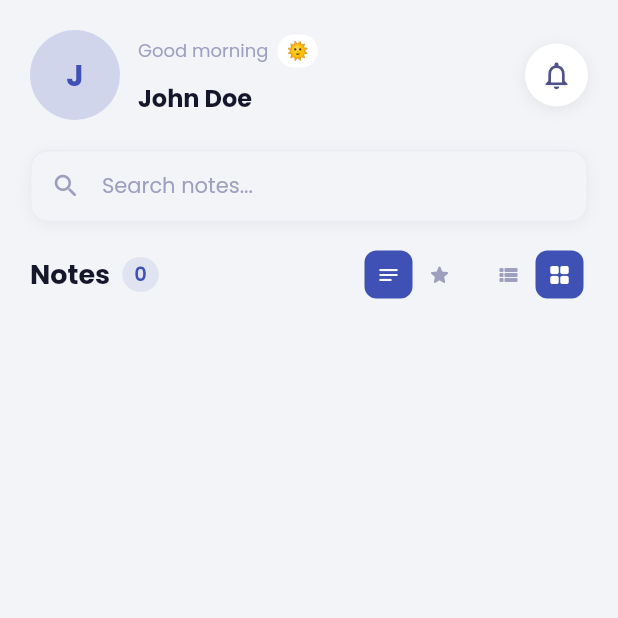
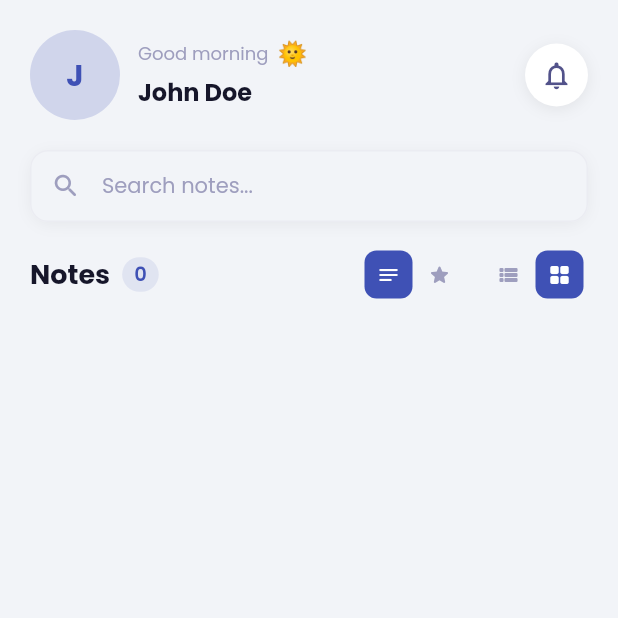
Before and after one commit to vitu168/note_app, a Flutter app: the screen it shows after launch, after a tap on "Continue with Guest", on a phone screen of 412 x 824 dp, the top half of it. Run offline on Flutter 3.47's test engine with Material 3 defaults, Android fonts, the phone set to English and light mode, and no system bars; our stand-ins replace dio, google_fonts, image_picker, shared_preferences, supabase_flutter; accounts and stored records are empty; network calls fail.

Commit message:
feat: Update SplashPage and WelcomePage to use dynamic theming and improve UI consistency feat: Enhance HomePage with settings button functionality

```diff
--- a/lib/core/presentation/auth/splash_page.dart
+++ b/lib/core/presentation/auth/splash_page.dart
@@ -1,6 +1,7 @@
 import 'package:flutter/material.dart';
 import 'package:google_fonts/google_fonts.dart';
 import 'package:note_app/core/presentation/auth/welcome_page.dart';
+import 'package:note_app/core/theme/app_context_ext.dart';
 
 class SplashPage extends StatefulWidget {
   const SplashPage({super.key});
@@ -109,20 +110,23 @@ class _SplashPageState extends State<SplashPage>
   @override
   Widget build(BuildContext context) {
     final size = MediaQuery.sizeOf(context);
+    final primary = context.primaryColor;
+    final isDark = context.isDark;
+    final bgTop = isDark ? Color.alphaBlend(primary.withValues(alpha: 0.12), const Color(0xFF1A1A1A)) : Color.alphaBlend(primary.withValues(alpha: 0.08), const Color(0xFFFFFCF0));
+    final bgMid = isDark ? Color.alphaBlend(primary.withValues(alpha: 0.08), const Color(0xFF111111)) : Color.alphaBlend(primary.withValues(alpha: 0.12), const Color(0xFFFFF8E1));
+    final bgBot = isDark ? Color.alphaBlend(primary.withValues(alpha: 0.15), const Color(0xFF0D0D0D)) : Color.alphaBlend(primary.withValues(alpha: 0.20), const Color(0xFFFFEE88));
+    final textColor = isDark ? Colors.white : Color.alphaBlend(primary.withValues(alpha: 0.85), const Color(0xFF3A1A00));
+    final subColor = textColor.withValues(alpha: 0.55);
 
     return Scaffold(
       body: Container(
         width: double.infinity,
         height: double.infinity,
-        decoration: const BoxDecoration(
+        decoration: BoxDecoration(
           gradient: LinearGradient(
             begin: Alignment.topLeft,
             end: Alignment.bottomRight,
-            colors: [
-              Color(0xFFFFF8E7),
-              Color(0xFFFFF3CC),
-              Color(0xFFFFE082),
-            ],
+            colors: [bgTop, bgMid, bgBot],
           ),
         ),
         child: SafeArea(
@@ -132,12 +136,12 @@ class _SplashPageState extends State<SplashPage>
               Positioned(
                 top: -size.height * 0.08,
                 right: -size.width * 0.15,
-                child: _Blob(size: size.width * 0.55, color: const Color(0xFFFFA000).withValues(alpha: 0.18)),
+                child: _Blob(size: size.width * 0.55, color: primary.withValues(alpha: 0.18)),
               ),
               Positioned(
                 bottom: -size.height * 0.06,
                 left: -size.width * 0.1,
-                child: _Blob(size: size.width * 0.45, color: const Color(0xFFFFB300).withValues(alpha: 0.15)),
+                child: _Blob(size: size.width * 0.45, color: primary.withValues(alpha: 0.15)),
               ),
 
               // ── Main content ──────────────────────────────────────────────
@@ -160,7 +164,7 @@ class _SplashPageState extends State<SplashPage>
                                 borderRadius: BorderRadius.circular(32),
                                 boxShadow: [
                                   BoxShadow(
-                                    color: const Color(0xFFFFA000).withValues(alpha: 0.40),
+                                    color: primary.withValues(alpha: 0.40),
                                     blurRadius: 40,
                                     spreadRadius: 4,
                                     offset: const Offset(0, 14),
@@ -192,7 +196,7 @@ class _SplashPageState extends State<SplashPage>
                           style: GoogleFonts.poppins(
                             fontSize: 34,
                             fontWeight: FontWeight.w800,
-                            color: const Color(0xFF5D3900),
+                            color: textColor,
                             letterSpacing: -0.5,
                             height: 1.1,
                           ),
@@ -210,7 +214,7 @@ class _SplashPageState extends State<SplashPage>
                         style: GoogleFonts.poppins(
                           fontSize: 14,
                           fontWeight: FontWeight.w400,
-                          color: const Color(0xFF5D3900).withValues(alpha: 0.60),
+                          color: subColor,
                           letterSpacing: 0.2,
                         ),
                       ),
@@ -287,6 +291,7 @@ class _LoadingDotsState extends State<_LoadingDots>
 
   @override
   Widget build(BuildContext context) {
+    final primary = context.primaryColor;
     return Row(
       mainAxisAlignment: MainAxisAlignment.center,
       children: List.generate(3, (i) {
@@ -304,7 +309,7 @@ class _LoadingDotsState extends State<_LoadingDots>
               height: 8,
               decoration: BoxDecoration(
                 shape: BoxShape.circle,
-                color: const Color(0xFFFFA000).withValues(
+                color: primary.withValues(
                   alpha: 0.4 + bounce * 0.6,
                 ),
               ),
--- a/lib/core/presentation/auth/welcome_page.dart
+++ b/lib/core/presentation/auth/welcome_page.dart
@@ -1,6 +1,7 @@
 import 'package:flutter/material.dart';
 import 'package:google_fonts/google_fonts.dart';
 import 'package:note_app/core/presentation/auth/login_page.dart';
+import 'package:note_app/core/theme/app_context_ext.dart';
 import '../pages/main_page.dart';
 
 class WelcomePage extends StatefulWidget {
@@ -158,12 +159,18 @@ class _WelcomePageState extends State<WelcomePage>
   @override
   Widget build(BuildContext context) {
     final screenHeight = MediaQuery.sizeOf(context).height;
+    final primary = context.primaryColor;
+    final isDark = context.isDark;
+    final scaffoldBg = isDark ? const Color(0xFF111111) : const Color(0xFFF9FAFB);
+    final titleColor = isDark ? Colors.white : const Color(0xFF111827);
+    final subtitleColor = isDark ? const Color(0xFF9CA3AF) : const Color(0xFF6B7280);
+    final guestBorderColor = isDark ? const Color(0xFF374151) : const Color(0xFFE5E7EB);
+    final guestTextColor = isDark ? const Color(0xFFD1D5DB) : const Color(0xFF374151);
 
     return Scaffold(
-      backgroundColor: const Color(0xFFF9FAFB),
+      backgroundColor: scaffoldBg,
       body: Stack(
         children: [
-          // ── Wave hero background (purely decorative) ──────────────────────
           Positioned(
             top: 0,
             left: 0,
@@ -179,14 +186,14 @@ class _WelcomePageState extends State<WelcomePage>
                     clipper: _WaveClipper(),
                     child: Container(
                       height: screenHeight * 0.50,
-                      decoration: const BoxDecoration(
+                      decoration: BoxDecoration(
                         gradient: LinearGradient(
                           begin: Alignment.topLeft,
                           end: Alignment.bottomRight,
                           colors: [
-                            Color(0xFFFFD54F),
-                            Color(0xFFFFA000),
-                            Color(0xFFFF8F00),
+                            Color.alphaBlend(primary.withValues(alpha: 0.6), isDark ? const Color(0xFF2A2A00) : const Color(0xFFFFEC40)),
+                            primary,
+                            Color.alphaBlend(const Color(0xFF000000).withValues(alpha: 0.15), primary),
                           ],
                         ),
                       ),
@@ -248,8 +255,7 @@ class _WelcomePageState extends State<WelcomePage>
                               borderRadius: BorderRadius.circular(30),
                               boxShadow: [
                                 BoxShadow(
-                                  color: const Color(0xFFFFA000)
-                                      .withValues(alpha: 0.38),
+                                  color: primary.withValues(alpha: 0.38),
                                   blurRadius: 36,
                                   spreadRadius: 4,
                                   offset: const Offset(0, 14),
@@ -282,7 +288,7 @@ class _WelcomePageState extends State<WelcomePage>
                         style: GoogleFonts.poppins(
                           fontSize: 28,
                           fontWeight: FontWeight.w800,
-                          color: const Color(0xFF111827),
+                          color: titleColor,
                           letterSpacing: -0.5,
                           height: 1.1,
                         ),
@@ -301,7 +307,7 @@ class _WelcomePageState extends State<WelcomePage>
                         'Capture ideas, organize tasks,\nand stay on top of everything.',
                         style: GoogleFonts.poppins(
                           fontSize: 13,
-                          color: const Color(0xFF6B7280),
+                          color: subtitleColor,
                           height: 1.6,
                         ),
                         textAlign: TextAlign.center,
@@ -333,7 +339,7 @@ class _WelcomePageState extends State<WelcomePage>
                             shape: RoundedRectangleBorder(
                               borderRadius: BorderRadius.circular(16),
                             ),
-                            backgroundColor: const Color(0xFFFFA000),
+                            backgroundColor: primary,
                             foregroundColor: Colors.white,
                             elevation: 0,
                           ),
@@ -373,11 +379,11 @@ class _WelcomePageState extends State<WelcomePage>
                             shape: RoundedRectangleBorder(
                               borderRadius: BorderRadius.circular(16),
                             ),
-                            side: const BorderSide(
-                              color: Color(0xFFE5E7EB),
+                            side: BorderSide(
+                              color: guestBorderColor,
                               width: 1.5,
                             ),
-                            foregroundColor: const Color(0xFF374151),
+                            foregroundColor: guestTextColor,
                           ),
                           onPressed: () {
                             Navigator.pushReplacement(
@@ -400,7 +406,7 @@ class _WelcomePageState extends State<WelcomePage>
                       '© 2025 Note App',
                       style: GoogleFonts.poppins(
                         fontSize: 11,
-                        color: const Color(0xFFD1D5DB),
+                        color: subtitleColor.withValues(alpha: 0.5),
                       ),
                     ),
                   ),
--- a/lib/core/presentation/pages/home_page/home_page.dart
+++ b/lib/core/presentation/pages/home_page/home_page.dart
@@ -15,7 +15,8 @@ import 'package:note_app/l10n/app_localizations.dart';
 import 'package:provider/provider.dart';
 
 class HomePage extends StatefulWidget {
-  const HomePage({super.key});
+  const HomePage({super.key, this.onSettingsPressed});
+  final VoidCallback? onSettingsPressed;
 
   @override
   State<HomePage> createState() => _HomePageState();
@@ -266,12 +267,17 @@ class _HomePageState extends State<HomePage> {
 
     return Row(
       children: [
-        Container(
+        Material(
+          color: t.primaryMuted,
+          shape: const CircleBorder(),
+          child: InkWell(
+            customBorder: const CircleBorder(),
+            onTap: widget.onSettingsPressed,
+            child: Container(
               width: 60,
               height: 60,
-          decoration: BoxDecoration(
+              decoration: const BoxDecoration(
                 shape: BoxShape.circle,
-            color: t.primaryMuted,
               ),
               child: ClipOval(
                 child: avatarUrl.isNotEmpty
@@ -285,8 +291,9 @@ class _HomePageState extends State<HomePage> {
                     : _avatarFallback(initial, t),
               ),
             ),
+          ),
+        ),
         const SizedBox(width: 12),
-        // Greeting + name
         Expanded(
           child: Column(
             crossAxisAlignment: CrossAxisAlignment.start,
@@ -302,23 +309,13 @@ class _HomePageState extends State<HomePage> {
                     ),
                   ),
                   const SizedBox(width: 6),
-                  Container(
-                    padding: const EdgeInsets.symmetric(
-                      horizontal: 6,
-                      vertical: 4,
-                    ),
-                    decoration: BoxDecoration(
-                      color: t.surface,
-                      borderRadius: BorderRadius.circular(16),
-                    ),
-                    child: Text(
+                  Text(
                     _greetingSticker(),
-                      style: const TextStyle(fontSize: 12),
-                    ),
+                    style: const TextStyle(fontSize: 16),
                   ),
                 ],
               ),
-              const SizedBox(height: 8),
+              const SizedBox(height: 4),
               Text(
                 userName,
                 style: GoogleFonts.poppins(
--- a/lib/core/presentation/pages/main_page.dart
+++ b/lib/core/presentation/pages/main_page.dart
@@ -44,8 +44,8 @@ class _MainPageState extends State<MainPage> {
     });
   }
 
-  final List<Widget> _pages = [
-    const HomePage(),
+  late final List<Widget> _pages = [
+    HomePage(onSettingsPressed: () => _onItemTapped(2)),
     const ChatPage(),
     const SettingsPage(),
   ];
```
Lines whose indentation alone changed are shown as unchanged.
